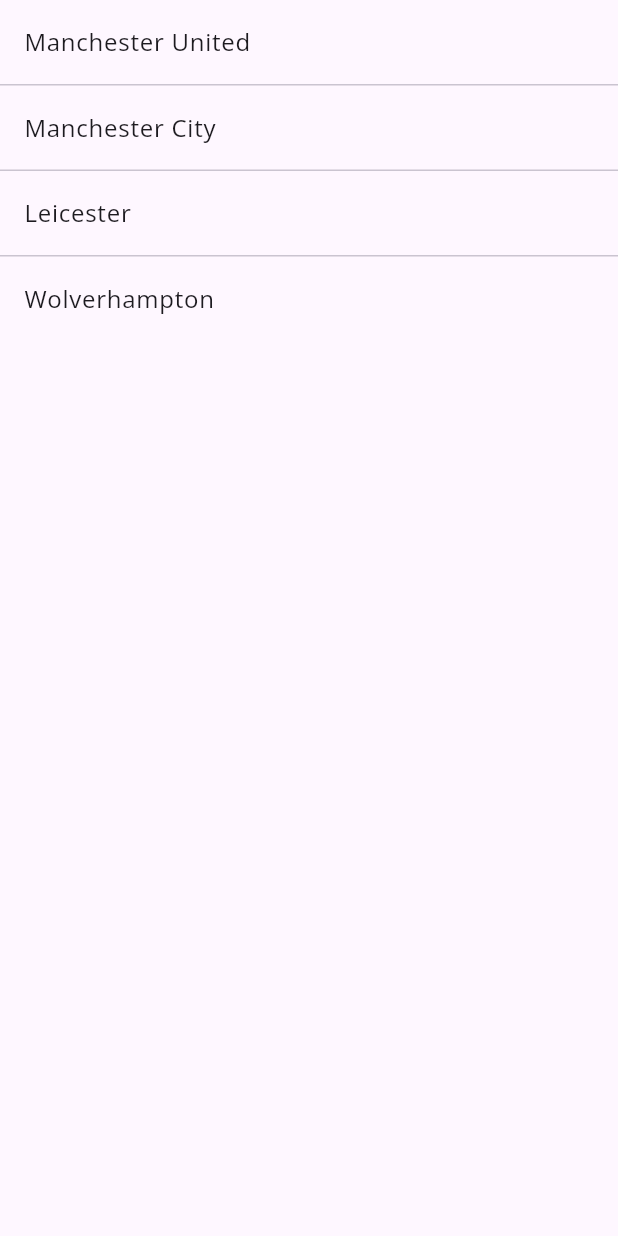
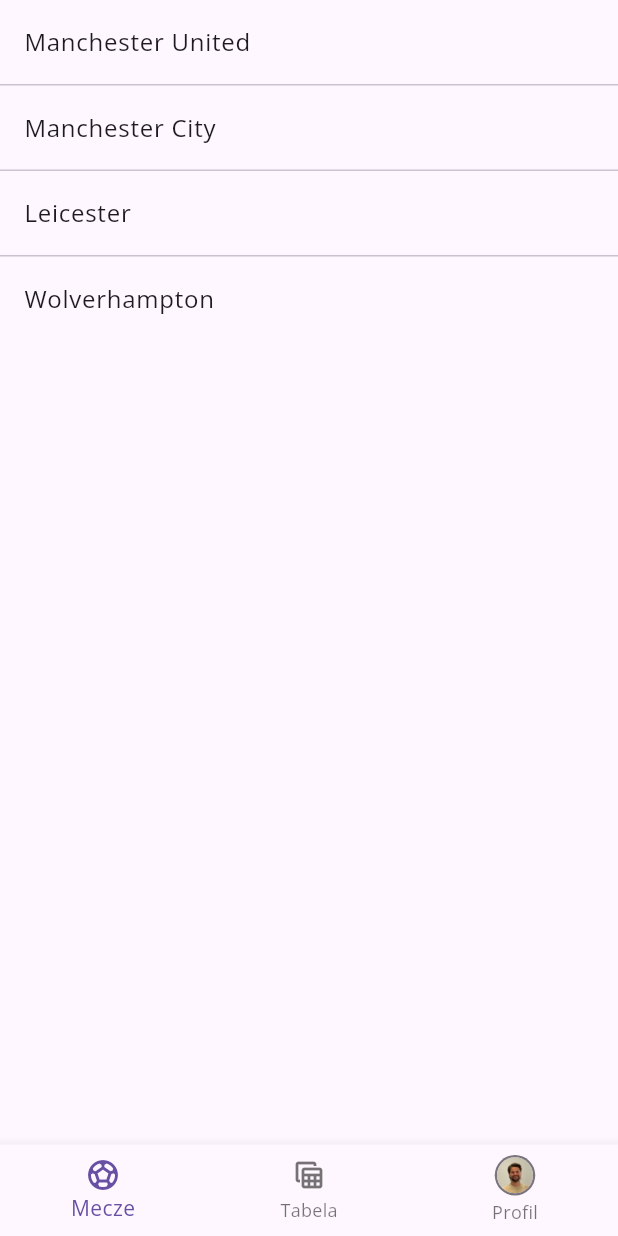
Before and after one commit to krzysztuf/offside, a Flutter app: the screen it shows after launch, on a phone screen of 412 x 824 dp. Run offline on Flutter 3.47's test engine with Material 3 defaults, Android fonts, the phone set to English and light mode, and no system bars; our stand-ins replace chopper, flutter_riverpod, freezed_annotation, gap, get_it, go_router and 4 more; generated files the repository leaves out were written again.

Commit message:
Show bottom bar with use profile pic

```diff
--- a/lib/presentation/pages/home_page.dart
+++ b/lib/presentation/pages/home_page.dart
@@ -1,7 +1,9 @@
 import 'package:flutter/material.dart';
 import 'package:flutter_riverpod/flutter_riverpod.dart';
 import 'package:offside/core/extensions/string_suffix_extensions.dart';
+import 'package:offside/domain/models/user.dart';
 import 'package:offside/presentation/pages/providers/teams_provider.dart';
+import 'package:offside/presentation/providers/current_user_provider.dart';
 
 class HomePage extends ConsumerStatefulWidget {
   const HomePage({super.key});
@@ -13,8 +15,11 @@ class HomePage extends ConsumerStatefulWidget {
 }
 
 class _HomePageState extends ConsumerState<HomePage> {
+  var currentIndex = 0;
+
   @override
   Widget build(BuildContext context) {
+    final user = ref.watch(currentUserProvider);
     return ref.watch(teamsProvider).when(
           data: (teams) {
             return Scaffold(
@@ -27,6 +32,26 @@ class _HomePageState extends ConsumerState<HomePage> {
                 separatorBuilder: (context, _) => const Divider(height: 1),
                 itemCount: teams.length,
               ),
+              bottomNavigationBar: BottomNavigationBar(
+                currentIndex: currentIndex,
+                showSelectedLabels: true,
+                showUnselectedLabels: true,
+                onTap: (index) => setState(() => currentIndex = index),
+                items: [
+                  const BottomNavigationBarItem(
+                    icon: Icon(Icons.sports_soccer),
+                    label: 'Mecze',
+                  ),
+                  const BottomNavigationBarItem(
+                    icon: Icon(Icons.table_view),
+                    label: 'Tabela',
+                  ),
+                  BottomNavigationBarItem(
+                    icon: user.avatar(borderColor: Theme.of(context).colorScheme.outline!),
+                    label: 'Profil',
+                  ),
+                ],
+              ),
             );
           },
           error: (error, stackTrace) => Center(child: error.toString().text),
```
Also changed, not shown: lib/domain/models/user.dart (+19 -0 lines), lib/presentation/providers/current_user_provider.dart (added, +17 -0 lines), lib/domain/models/user.freezed.dart, lib/domain/models/user.g.dart, lib/presentation/providers/current_user_provider.g.dart (added).
